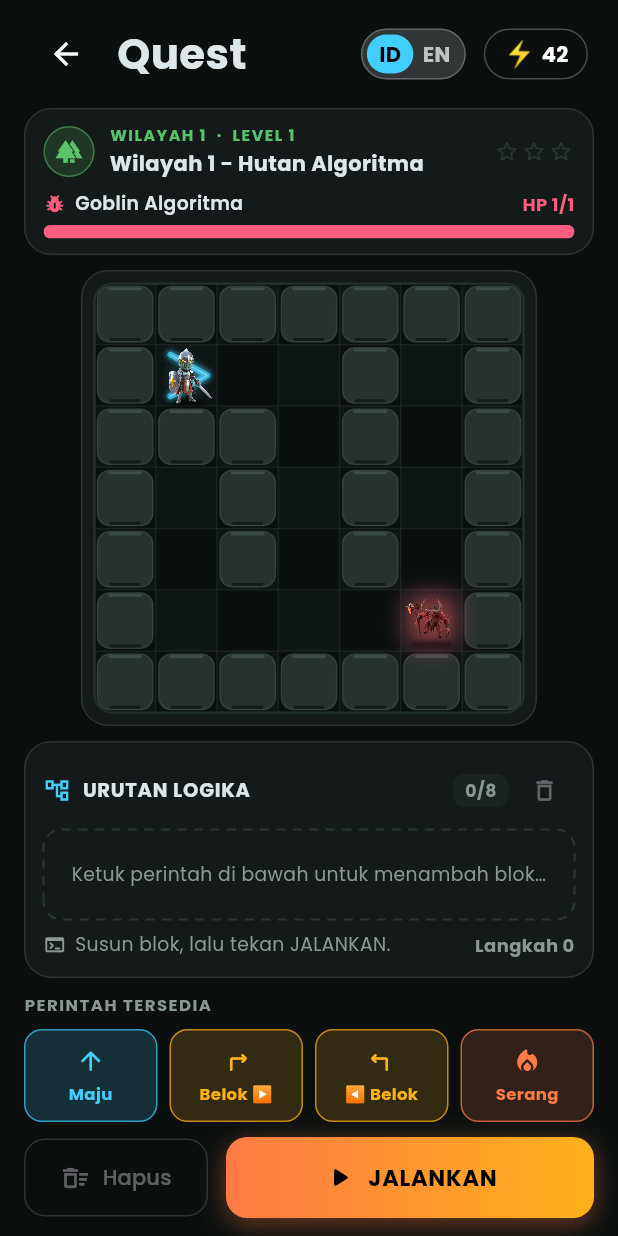
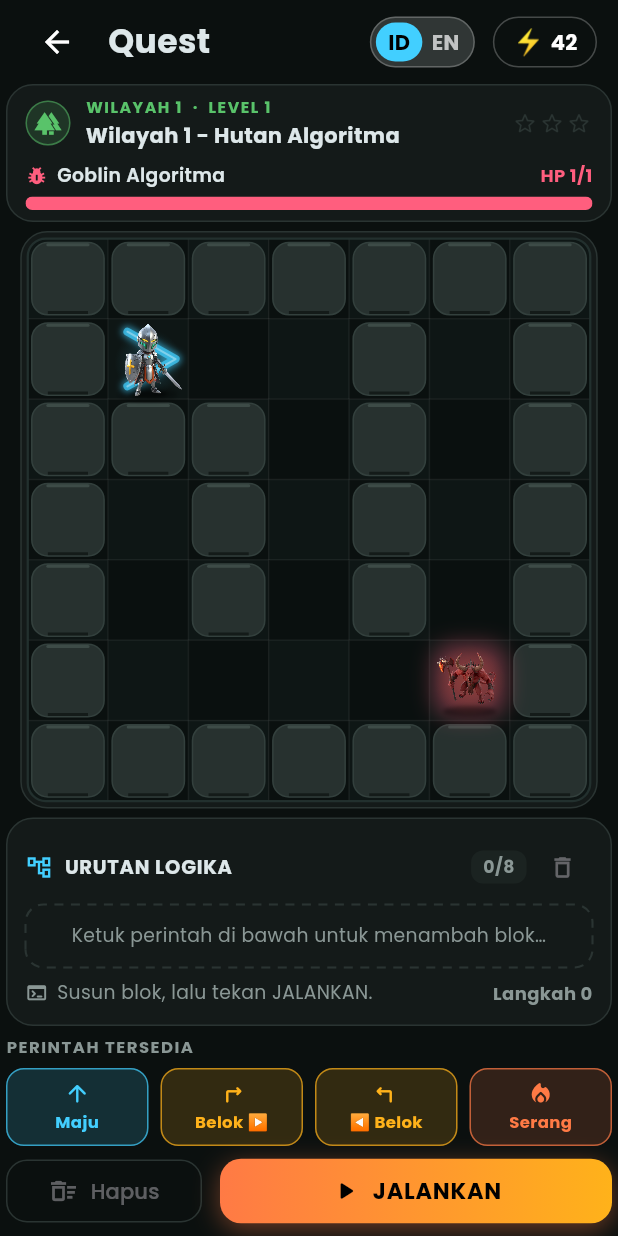
Before and after one commit to Website-3/AlgoQuest-flutter, a Flutter app: the GamePage screen opened directly with empty values, on a phone screen of 412 x 824 dp. Run offline on Flutter 3.47's test engine with Material 3 defaults, Android fonts, the phone set to English and light mode, and no system bars; our stand-ins replace audioplayers, shared_preferences; accounts and stored records are empty.

Commit message:
feat: perbesar arena logika agar lebih mudah dimainkan
Arena dulu terbatas oleh padding tepi dan tinggi panel lain sehingga
hanya ~296px di layar ponsel.

- Kurangi padding tepi halaman 16 -> 4 px dan naikkan batas lebar
  konten 480 -> 640 px (layar tablet/desktop ikut membesar).
- Rampingkan panel: tombol perintah, kotak URUTAN LOGIKA, tombol
  Hapus/JALANKAN, dan banner level.
- AppHeader dapat mode 'compact' (padding & judul lebih kecil) yang
  dipakai halaman permainan.
- Hasil: arena ~382 px dari 390 px (~+15%) dan tetap persegi.
- Tambah tes regresi ukuran arena pada layar ponsel (47 tes lulus).

```diff
--- a/lib/pages/game_page.dart
+++ b/lib/pages/game_page.dart
@@ -289,24 +289,25 @@ class _GamePageState extends State<GamePage>
               isEnglish: _en,
               onLanguageChanged: widget.onLanguageChanged,
               onBack: widget.onBack,
+              compact: true,
             ),
             Expanded(
               child: Center(
                 child: ConstrainedBox(
-                  constraints: const BoxConstraints(maxWidth: 480),
+                  constraints: const BoxConstraints(maxWidth: 640),
                   child: Padding(
-                    padding: const EdgeInsets.fromLTRB(16, 0, 16, 12),
+                    padding: const EdgeInsets.fromLTRB(4, 0, 4, 6),
                     child: Column(
                       crossAxisAlignment: CrossAxisAlignment.stretch,
                       children: <Widget>[
                         _levelBanner(),
-                        const SizedBox(height: 10),
+                        const SizedBox(height: 6),
                         Expanded(child: _mazeArena()),
-                        const SizedBox(height: 10),
+                        const SizedBox(height: 6),
                         _logicSequence(),
-                        const SizedBox(height: 10),
+                        const SizedBox(height: 6),
                         _commandsPalette(),
-                        const SizedBox(height: 10),
+                        const SizedBox(height: 6),
                         _runButtons(),
                       ],
                     ),
@@ -326,7 +327,7 @@ class _GamePageState extends State<GamePage>
     final int stars = MapProgress.starsOf(widget.region, widget.level);
 
     return Container(
-      padding: const EdgeInsets.fromLTRB(12, 10, 12, 10),
+      padding: const EdgeInsets.fromLTRB(12, 7, 12, 7),
       decoration: _cardDecoration(),
       child: Column(
         crossAxisAlignment: CrossAxisAlignment.start,
@@ -334,8 +335,8 @@ class _GamePageState extends State<GamePage>
           Row(
             children: <Widget>[
               Container(
-                width: 34,
-                height: 34,
+                width: 30,
+                height: 30,
                 decoration: BoxDecoration(
                   color: region.color.withValues(alpha: 0.16),
                   shape: BoxShape.circle,
@@ -443,10 +444,11 @@ class _GamePageState extends State<GamePage>
         );
         return Center(
           child: SizedBox(
+            key: const ValueKey<String>('maze_arena'),
             width: side,
             height: side,
             child: Container(
-              padding: const EdgeInsets.all(8),
+              padding: const EdgeInsets.all(4),
               decoration: _cardDecoration(),
               child: LayoutBuilder(
                 builder: (BuildContext context, BoxConstraints inner) {
@@ -712,9 +714,9 @@ class _GamePageState extends State<GamePage>
               ),
             ],
           ),
-          const SizedBox(height: 6),
+          const SizedBox(height: 5),
           SizedBox(
-            height: 60,
+            height: 42,
             child: _blocks.isEmpty
                 ? _dropZone()
                 : SingleChildScrollView(child: _blockList()),
@@ -731,7 +733,7 @@ class _GamePageState extends State<GamePage>
       painter: _DashedBorderPainter(color: _kLine, radius: 12, dash: 6, gap: 5),
       child: Container(
         width: double.infinity,
-        padding: const EdgeInsets.symmetric(vertical: 16, horizontal: 12),
+        padding: const EdgeInsets.symmetric(vertical: 8, horizontal: 12),
         alignment: Alignment.center,
         child: Text(
           _en
@@ -860,7 +862,7 @@ class _GamePageState extends State<GamePage>
             letterSpacing: 1,
           ),
         ),
-        const SizedBox(height: 8),
+        const SizedBox(height: 6),
         Row(
           children: <Widget>[
             Expanded(child: _commandButton(GameCommand.forward)),
@@ -884,7 +886,7 @@ class _GamePageState extends State<GamePage>
       onTap: enabled ? () => _addBlock(command) : null,
       borderRadius: BorderRadius.circular(12),
       child: Container(
-        padding: const EdgeInsets.symmetric(vertical: 10, horizontal: 4),
+        padding: const EdgeInsets.symmetric(vertical: 7, horizontal: 4),
         decoration: BoxDecoration(
           color: color.withValues(alpha: enabled ? 0.16 : 0.06),
           border: Border.all(
@@ -897,9 +899,9 @@ class _GamePageState extends State<GamePage>
             Icon(
               _commandIcon(command),
               color: enabled ? color : color.withValues(alpha: 0.4),
-              size: 20,
+              size: 18,
             ),
-            const SizedBox(height: 4),
+            const SizedBox(height: 2),
             Text(
               command.pill(_en),
               textAlign: TextAlign.center,
@@ -929,7 +931,7 @@ class _GamePageState extends State<GamePage>
             style: OutlinedButton.styleFrom(
               foregroundColor: _kMuted,
               side: const BorderSide(color: _kLine),
-              padding: const EdgeInsets.symmetric(vertical: 16),
+              padding: const EdgeInsets.symmetric(vertical: 11),
               shape: RoundedRectangleBorder(
                 borderRadius: BorderRadius.circular(14),
               ),
@@ -963,7 +965,7 @@ class _GamePageState extends State<GamePage>
                 onTap: _running ? null : _run,
                 borderRadius: BorderRadius.circular(14),
                 child: Padding(
-                  padding: const EdgeInsets.symmetric(vertical: 16),
+                  padding: const EdgeInsets.symmetric(vertical: 11),
                   child: Row(
                     mainAxisAlignment: MainAxisAlignment.center,
                     children: <Widget>[
@@ -972,7 +974,7 @@ class _GamePageState extends State<GamePage>
                             ? Icons.hourglass_top_rounded
                             : Icons.play_arrow_rounded,
                         color: Colors.black,
-                        size: 22,
+                        size: 20,
                       ),
                       const SizedBox(width: 8),
                       Text(
--- a/lib/widgets/app_header.dart
+++ b/lib/widgets/app_header.dart
@@ -13,12 +13,17 @@ class AppHeader extends StatelessWidget {
   /// supaya papaan belakang dipaparkan menggantikan logo.
   final VoidCallback? onBack;
 
+  /// Versi ringkas: padding & judul lebih kecil agar halaman
+  /// permainan punya lebih banyak ruang untuk arena.
+  final bool compact;
+
   const AppHeader({
     super.key,
     required this.title,
     required this.isEnglish,
     required this.onLanguageChanged,
     this.onBack,
+    this.compact = false,
   });
 
   @override
@@ -26,7 +31,9 @@ class AppHeader extends StatelessWidget {
     return SafeArea(
       bottom: false,
       child: Padding(
-        padding: const EdgeInsets.fromLTRB(20, 12, 20, 12),
+        padding: compact
+            ? const EdgeInsets.fromLTRB(14, 4, 14, 4)
+            : const EdgeInsets.fromLTRB(20, 12, 20, 12),
         child: Row(
           children: [
             // BACK (halaman sub) / LOGO
@@ -69,10 +76,10 @@ class AppHeader extends StatelessWidget {
             Expanded(
               child: Text(
                 title,
-                style: const TextStyle(
-                  fontSize: 28,
+                style: TextStyle(
+                  fontSize: compact ? 22 : 28,
                   fontWeight: FontWeight.bold,
-                  color: Color(0xFFDDE7E9),
+                  color: const Color(0xFFDDE7E9),
                 ),
               ),
             ),
```
Also changed, not shown: 1 other file.
